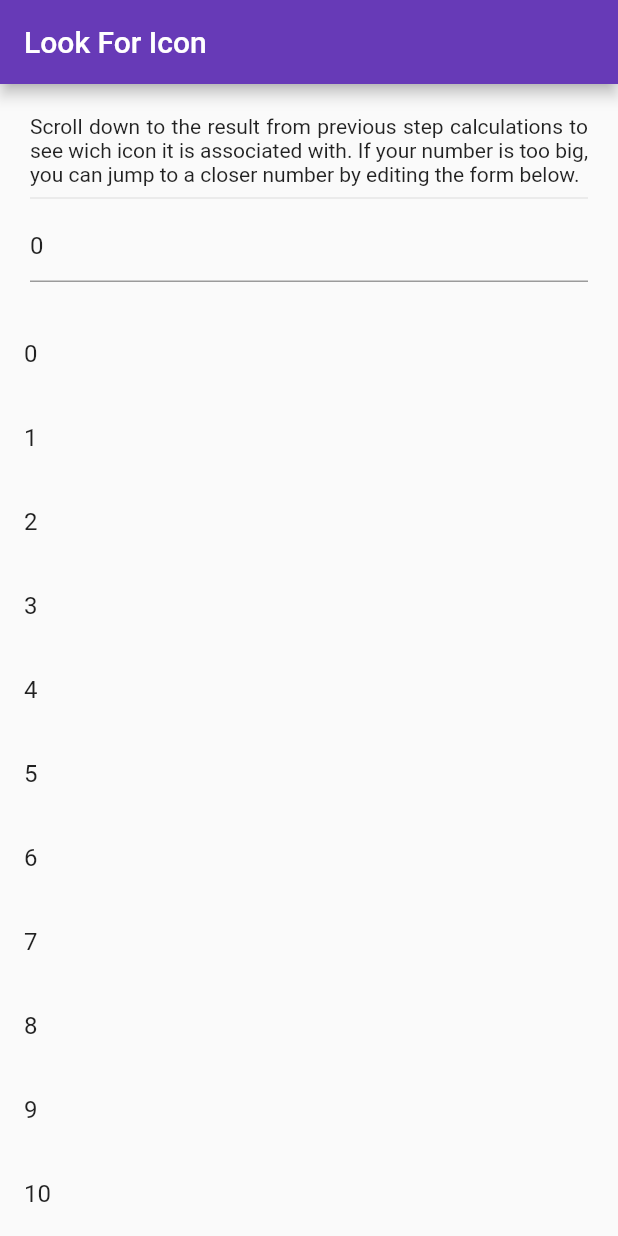
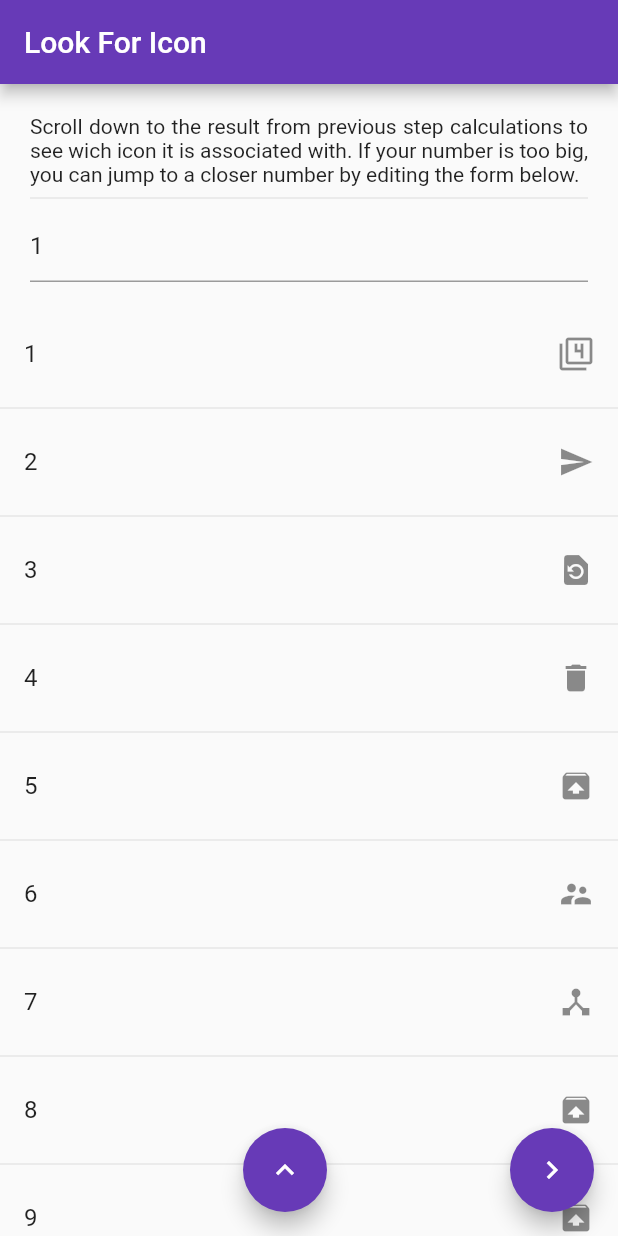
Before and after one commit to squall-io/ico_number, a Flutter app: the screen it shows after launch, on a phone screen of 412 x 824 dp. Run offline on Flutter 3.47's test engine with Material 2 defaults, Android fonts, the phone set to English and light mode, and no system bars; our stand-ins replace flutter_i18n.

Commit message:
Design look-icon screen

```diff
--- a/lib/look-icon/look-icon.screen.dart
+++ b/lib/look-icon/look-icon.screen.dart
@@ -1,6 +1,9 @@
+import 'dart:math';
+
 import 'package:flutter/cupertino.dart';
 import 'package:flutter/material.dart';
 import 'package:flutter_i18n/flutter_i18n.dart';
+import 'package:ico_number/look-icon/look-icon.model.dart';
 import 'package:ico_number/widget.factory.dart';
 
 
@@ -16,9 +19,19 @@ class LookIconScreen extends StatefulWidget {
 
 class _LookIconScreenState extends State<LookIconScreen> {
 
-  final _listFrom = TextEditingController(text: '0');
+  static const _duration = const Duration(milliseconds: 1000);
+
+  static final _scrollController = ScrollController();
+  static final _random = Random.secure();
+
+  final _listFrom = TextEditingController(text: '1');
+  final _icons = <IconData>{};
 
   _LookIconScreenState() {
+    do {
+      _icons.add(lookIcons.elementAt(_random.nextInt(lookIcons.length)));
+    } while (8 > _icons.length);
+
     _listFrom.addListener(() => setState(() {}));
   }
 
@@ -26,13 +39,20 @@ class _LookIconScreenState extends State<LookIconScreen> {
   Widget build(BuildContext context) =>
     WidgetFactory.getScaffold(
       child: ListView.builder(
+        controller: _scrollController,
         itemBuilder: (builder, index) {
           switch (index) {
             case 0:
               return WidgetFactory.getPadding(
                 child: Column(
                   children: <Widget>[
-                    I18nText('look-icon.description', child: Text('', textAlign: TextAlign.justify)),
+                    I18nText(
+                      'look-icon.description',
+                      child: Text(
+                        '',
+                        textAlign: TextAlign.justify
+                      ),
+                    ),
                     LookIconScreen._divider,
                     _ListFromInput(
                       context: context,
@@ -42,12 +62,41 @@ class _LookIconScreenState extends State<LookIconScreen> {
                 )
               );
             default:
-              return ListTile(
-                title: Text('${ index + (double.tryParse(_listFrom.text)?.toInt() ?? 0) - 1 }'),
+              index += (double.tryParse(_listFrom.text)?.toInt() ?? 0) - 1;
+
+              return Column(
+                children: <Widget>[
+                  ListTile(
+                    title: Text('$index'),
+                    trailing: Icon(
+                      _icons.elementAt(
+                        0 == index % 9 ? 0
+                            : _random.nextInt(_icons.length),
+                      ),
+                    ),
+                  ),
+                  const Divider(),
+                ],
               );
           }
         }
       ),
+      actionButtons: [
+        CustomActionButton(
+          onPressed: () =>
+            _scrollController.animateTo(
+              0,
+              duration: _duration,
+              curve: Curves.elasticInOut,
+            ),
+          alignment: Alignment.bottomCenter,
+          widget: Icon(Icons.keyboard_arrow_up),
+        ),
+        CustomActionButton(
+          alignment: Alignment.bottomRight,
+          widget: Icon(Icons.navigate_next),
+        ),
+      ],
       title: FlutterI18n.translate(context, 'screen.title.look-icon'),
     );
 
--- a/lib/widget.factory.dart
+++ b/lib/widget.factory.dart
@@ -5,10 +5,12 @@ import 'package:flutter/services.dart';
 
 class WidgetFactory {
 
+  static const padding = EdgeInsets.all(20);
+
   static Padding getPadding({ Widget child }) =>
       Padding(
         child: child,
-        padding: const EdgeInsets.all(20),
+        padding: padding,
       );
 
   static AppBar getAppBar({ String title }) =>
@@ -16,13 +18,48 @@ class WidgetFactory {
       title: Text(title),
       backgroundColor: Colors.deepPurple,
     );
-  static Widget getScaffold({ @required String title, Widget child }) =>
+
+  static Widget getScaffold({
+    Widget child,
+    @required String title,
+    List<CustomActionButton> actionButtons,
+  }) =>
     AnnotatedRegion<SystemUiOverlayStyle>(
       value: SystemUiOverlayStyle(),
       child: Scaffold(
+        body: child ?? Container(),
         appBar: getAppBar(title: title),
-        body: child ?? Container(),
+        floatingActionButton: Stack(
+          children: actionButtons
+            .map((actionButton) =>
+              Align(
+                child: getFloatingActionButton(
+                  child: actionButton.widget,
+                  onPressed: actionButton.onPressed,
+                ),
+                alignment: actionButton.alignment,
+              )
+            )
+          .toList(),
+        ),
       ),
     );
 
+  static FloatingActionButton getFloatingActionButton({ Widget child, Function onPressed }) =>
+    FloatingActionButton(
+      child: child,
+      onPressed: onPressed,
+      backgroundColor: Colors.deepPurple,
+    );
+
 }
+
+class CustomActionButton {
+
+  final Widget widget;
+  final Function onPressed;
+  final Alignment alignment;
+
+  CustomActionButton({this.onPressed, this.widget, this.alignment});
+
+}
```
